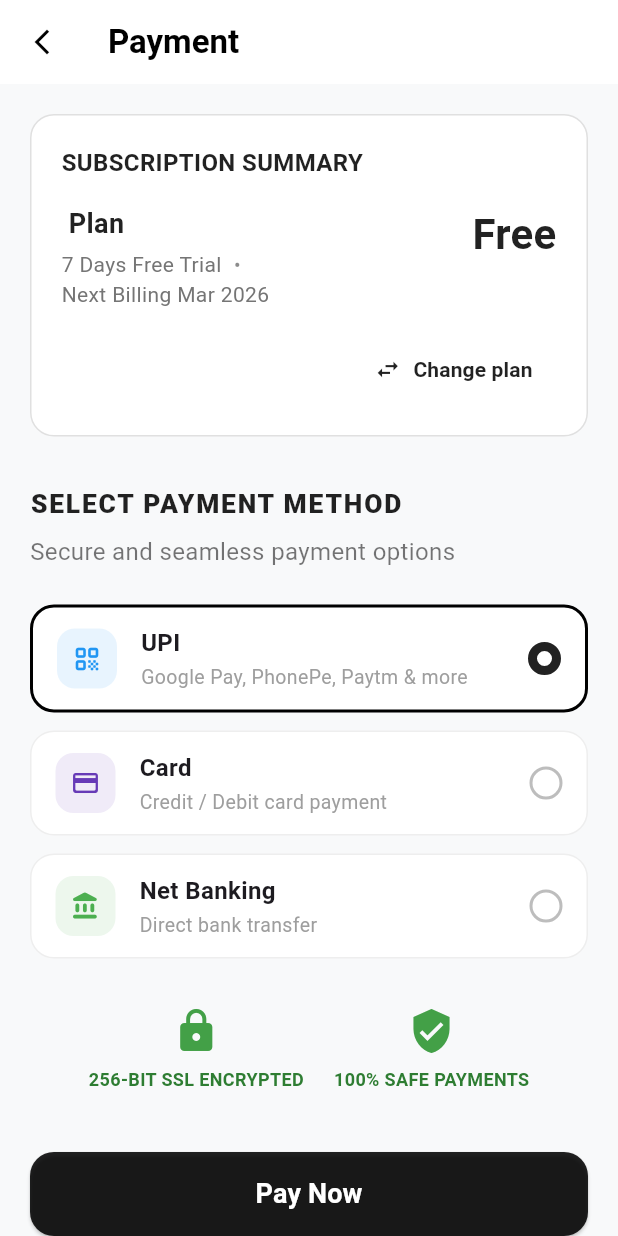
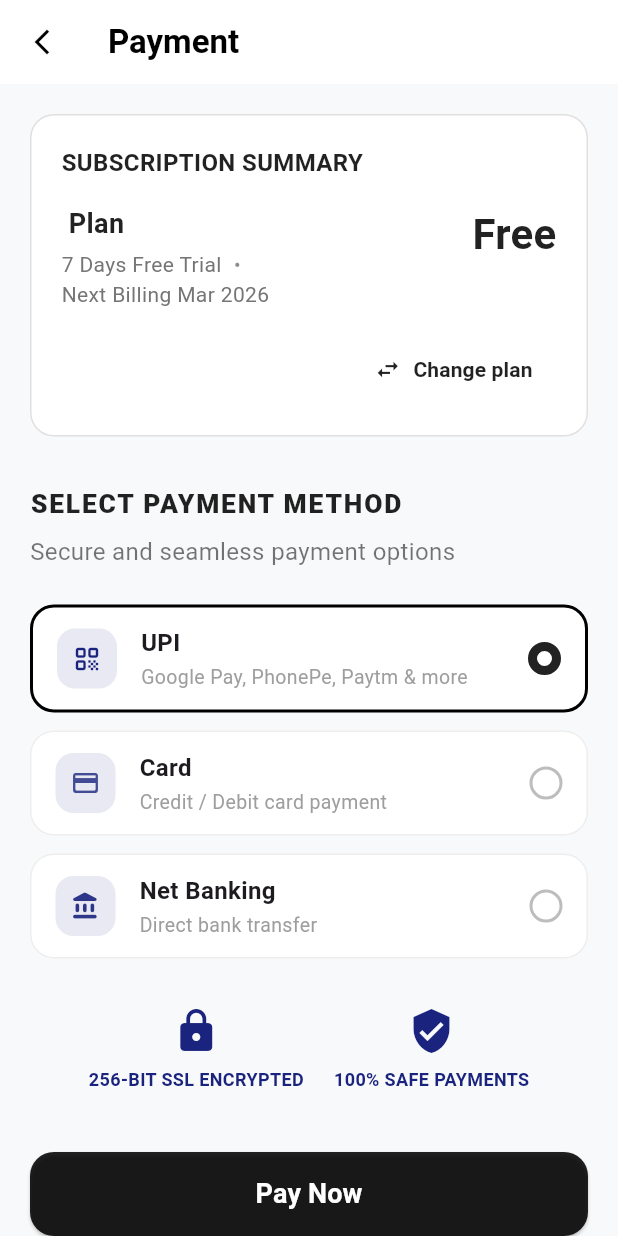
Before and after one commit to RooksBrooksIT/rooks_white_label_app, a Flutter app: the PaymentScreen screen opened directly with empty values, on a phone screen of 412 x 824 dp. Run offline on Flutter 3.47's test engine with Material 3 defaults, Android fonts, the phone set to English and light mode, and no system bars; our stand-ins replace cloud_firestore, firebase_auth, firebase_core, firebase_database, firebase_messaging, firebase_storage and 14 more; missing offline and left inert: mobile_scanner; accounts and stored records are empty.

```diff
--- a/lib/services/receipt_service.dart
+++ b/lib/services/receipt_service.dart
@@ -147,7 +147,7 @@ class ReceiptService {
                       style: pw.TextStyle(
                         fontSize: 18,
                         fontWeight: pw.FontWeight.bold,
-                        color: PdfColors.blue700,
+                        color: PdfColor.fromInt(0xFF1A237E),
                       ),
                     ),
                   ],
--- a/lib/subscription/icici_payment_webview_screen.dart
+++ b/lib/subscription/icici_payment_webview_screen.dart
@@ -230,7 +230,7 @@ class _IciciPaymentWebViewScreenState extends State<IciciPaymentWebViewScreen> {
                     value: _loadingProgress,
                     backgroundColor: Colors.grey.shade200,
                     valueColor: const AlwaysStoppedAnimation<Color>(
-                      Color(0xFFE55B25), // ICICI Orange
+                      Color(0xFF1A237E), // Brand Blue
                     ),
                   ),
                 )
@@ -244,7 +244,7 @@ class _IciciPaymentWebViewScreenState extends State<IciciPaymentWebViewScreen> {
                 child: Column(
                   mainAxisSize: MainAxisSize.min,
                   children: [
-                    CircularProgressIndicator(color: Color(0xFFE55B25)),
+                    CircularProgressIndicator(color: Color(0xFF1A237E)),
                     SizedBox(height: 16),
                     Text(
                       'Loading payment page...',
--- a/lib/subscription/payment_screen.dart
+++ b/lib/subscription/payment_screen.dart
@@ -36,6 +36,7 @@ class PaymentScreen extends StatefulWidget {
 }
 
 class _PaymentScreenState extends State<PaymentScreen> {
+  static const Color brandBlue = Color(0xFF1A237E);
   String selectedPaymentMethod = 'UPI';
 
   // Responsive values based on screen width
@@ -147,10 +148,10 @@ class _PaymentScreenState extends State<PaymentScreen> {
     return Theme(
       data: ThemeData.light().copyWith(
         scaffoldBackgroundColor: Colors.white,
-        primaryColor: Colors.black,
+        primaryColor: brandBlue,
         colorScheme: const ColorScheme.light(
-          primary: Colors.black,
-          secondary: Colors.blueAccent,
+          primary: brandBlue,
+          secondary: brandBlue,
           surface: Colors.white,
         ),
       ),
@@ -368,7 +369,7 @@ class _PaymentScreenState extends State<PaymentScreen> {
           name: 'UPI',
           subtitle: 'Google Pay, PhonePe, Paytm & more',
           icon: Icons.qr_code_rounded,
-          color: Colors.blue,
+          color: brandBlue,
         ),
         SizedBox(height: isDesktop ? 16 : 12),
 
@@ -376,7 +377,7 @@ class _PaymentScreenState extends State<PaymentScreen> {
           name: 'Card',
           subtitle: 'Credit / Debit card payment',
           icon: Icons.credit_card_rounded,
-          color: Colors.deepPurple,
+          color: brandBlue.withOpacity(0.8),
         ),
         SizedBox(height: isDesktop ? 16 : 12),
 
@@ -384,7 +385,7 @@ class _PaymentScreenState extends State<PaymentScreen> {
           name: 'Net Banking',
           subtitle: 'Direct bank transfer',
           icon: Icons.account_balance_rounded,
-          color: Colors.green,
+          color: brandBlue.withOpacity(0.9),
         ),
       ],
     );
@@ -500,14 +501,14 @@ class _PaymentScreenState extends State<PaymentScreen> {
   Widget _buildSecurityBadge(String text, IconData icon) {
     return Column(
       children: [
-        Icon(icon, color: Colors.green.shade600, size: isDesktop ? 40 : 32),
+        Icon(icon, color: brandBlue, size: isDesktop ? 40 : 32),
         const SizedBox(height: 8),
         Text(
           text,
           style: TextStyle(
             fontSize: isDesktop ? 14 : 12,
             fontWeight: FontWeight.bold,
-            color: Colors.green.shade800,
+            color: brandBlue,
           ),
           textAlign: TextAlign.center,
         ),
@@ -714,7 +715,7 @@ class _PaymentScreenState extends State<PaymentScreen> {
         shape: RoundedRectangleBorder(borderRadius: BorderRadius.circular(16)),
         title: const Row(
           children: [
-            Icon(Icons.check_circle_outline, color: Colors.green, size: 28),
+            Icon(Icons.check_circle_outline, color: brandBlue, size: 28),
             SizedBox(width: 12),
             Expanded(
               child: Text(
@@ -740,7 +741,7 @@ class _PaymentScreenState extends State<PaymentScreen> {
           ElevatedButton(
             onPressed: () => Navigator.pop(context, true),
             style: ElevatedButton.styleFrom(
-              backgroundColor: Colors.green,
+              backgroundColor: brandBlue,
               shape: RoundedRectangleBorder(
                 borderRadius: BorderRadius.circular(8),
               ),
```
Also changed, not shown: 1 other file.
